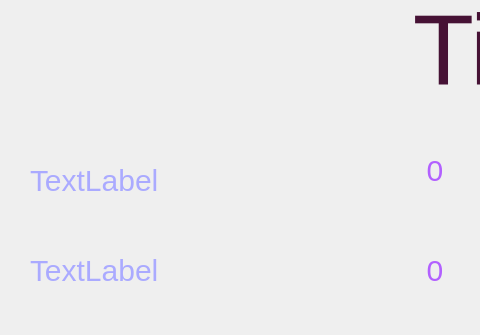
This is client/windows/multiresultwindow.ui in HFDLYS/HeartstringsResonance as Qt 5 draws it before an edit; both pictures show x 0 to 480 and y 0 to 335 of the 1280 by 720 pixel window. The edited form follows.
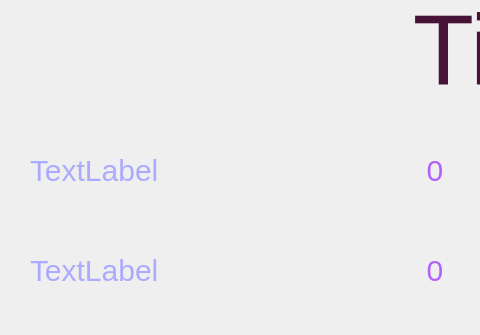
This is the edited form. Icons and pictures are not drawn.

Commit message: fix: 修正第一位玩家的名字便宜问题

```diff
--- a/client/windows/multiresultwindow.ui
+++ b/client/windows/multiresultwindow.ui
@@ -333,7 +333,7 @@
     <property name="geometry">
      <rect>
       <x>30</x>
-      <y>150</y>
+      <y>140</y>
       <width>220</width>
       <height>60</height>
      </rect>
```
